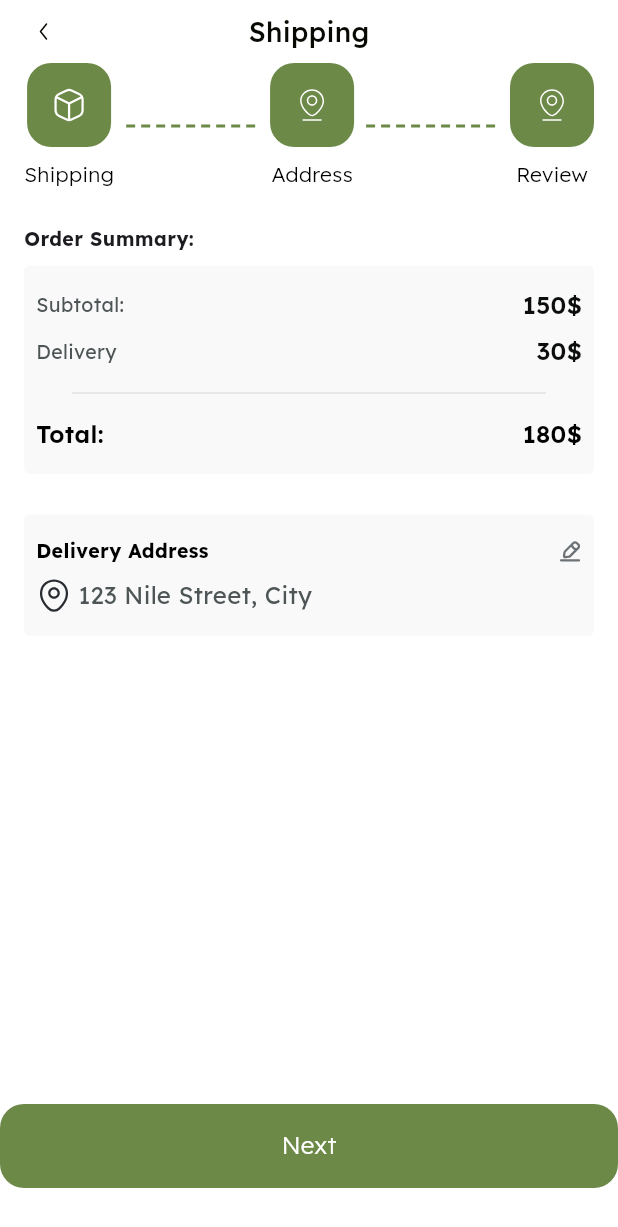
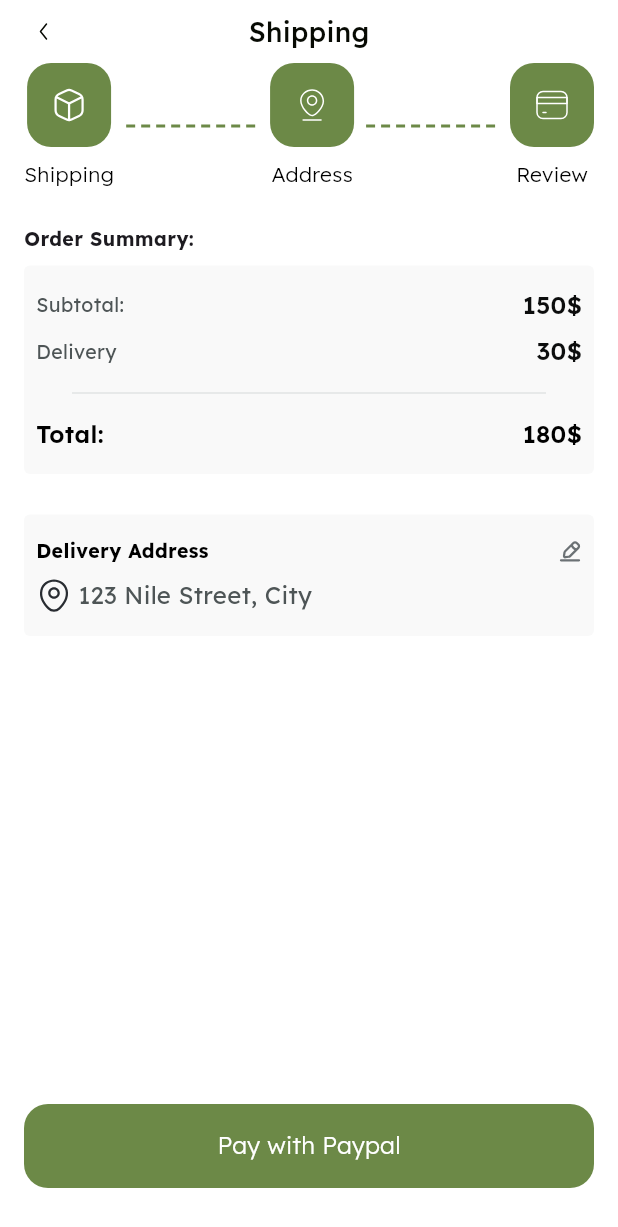
Before and after one commit to Tala-foqha/bag_store, a Flutter app: the screen it shows after launch, swiped to page 3, on a phone screen of 412 x 824 dp. Shown: the top 1227 px of the screen. Run offline on Flutter 3.47's test engine with Material 3 defaults, Android fonts, the phone set to English and light mode, and no system bars; drawn by our look-alikes of dotted_line; our stand-ins replace bloc, cloud_firestore, dartz, firebase_auth, firebase_core, flutter_bloc and 6 more; accounts and stored records are empty; statements that could not run were skipped.

Commit message:
check out custtom button logic done

```diff
--- a/lib/furniture/check_out/presentation/views/widgets/check_out_steps.dart
+++ b/lib/furniture/check_out/presentation/views/widgets/check_out_steps.dart
@@ -61,7 +61,7 @@ class CheckoutSteps extends StatelessWidget {
           SizedBox(width: 8),
           StepItem(
             isActive: currentIndex == 2,
-            iconPath: 'assets/images/location 01.svg',
+            iconPath: 'assets/images/card.svg',
             onTap: () => onStepTapped,
             text: 'Review',
           ),
--- a/lib/furniture/check_out/presentation/views/widgets/check_out_view_body.dart
+++ b/lib/furniture/check_out/presentation/views/widgets/check_out_view_body.dart
@@ -53,12 +53,31 @@ pageController.addListener(
     ),
     Expanded(
       child: CheckOutStepsPageView(pageController: pageController)),
-      CustomButton(text: 'Next', onPressed: (){
-        pageController.animateToPage(currentPageIndex+1,duration: Duration(milliseconds: 300),
-         curve: Curves.easeIn);
-      }),
+      Padding(
+        padding: const EdgeInsets.symmetric(horizontal: 16),
+        child: CustomButton(
+          text: getNextButtonText(currentPageIndex),
+           onPressed: (){
+          pageController.animateToPage(currentPageIndex+1,duration: Duration(milliseconds: 300),
+           curve: Curves.easeIn);
+        }),
+      ),
       SizedBox(height: 32,)
       ],
     );
   }
+
+  getNextButtonText(int currentPageIndex) {
+    switch(currentPageIndex){
+      case 0:
+      return 'Next';
+       case 1:
+      return 'Next';
+       case 2:
+      return 'Pay with Paypal';
+       default:
+       return 'Next';
+
+    }
+  }
 }
```
Also changed, not shown: assets/images/card.svg (added).
